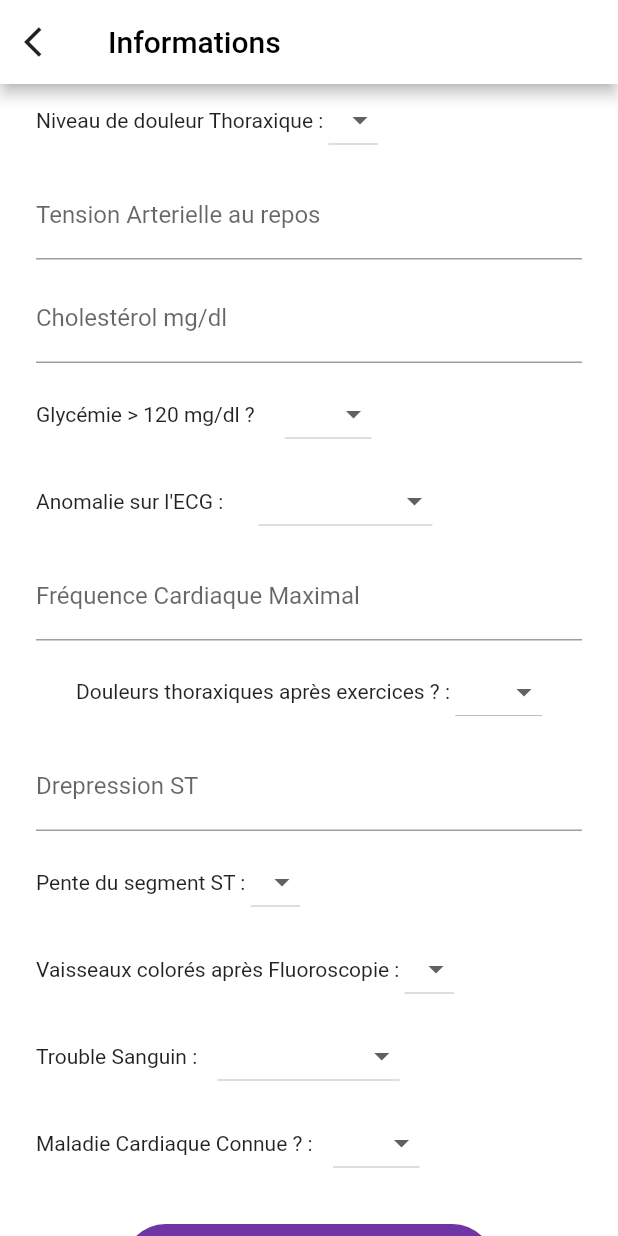
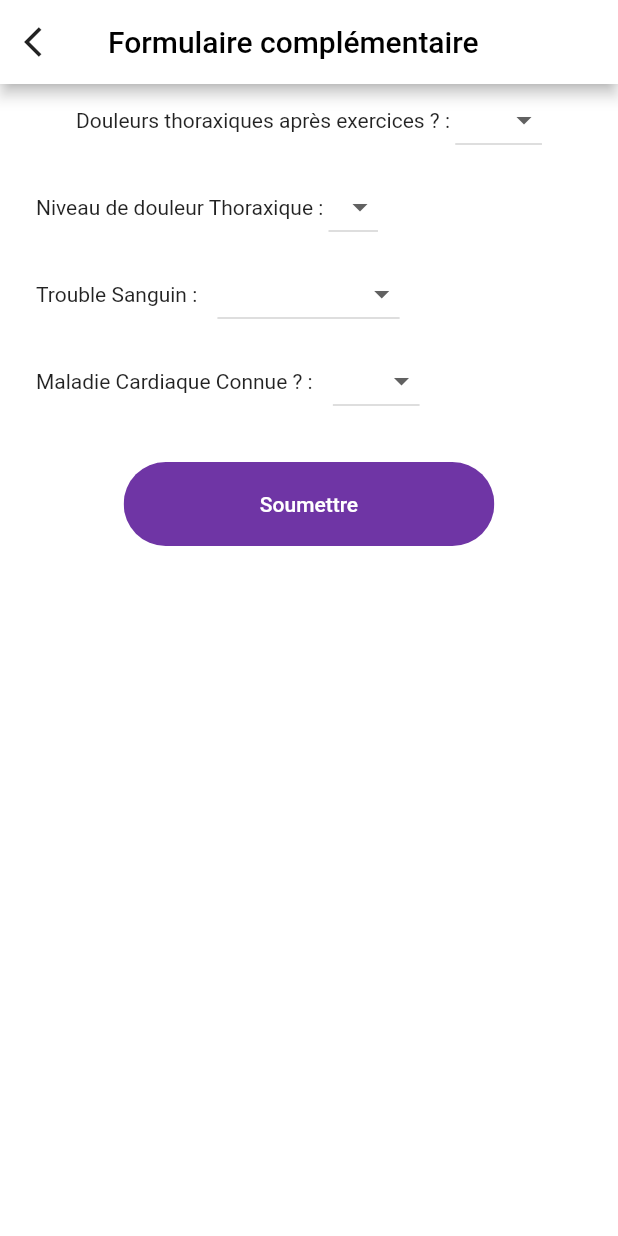
Before and after one commit to johlamie/healthCare, a Flutter app: the FormScreen screen opened directly, on a phone screen of 412 x 824 dp. Run offline on Flutter 3.47's test engine with Material 2 defaults, Android fonts, the phone set to English and light mode, and no system bars; our stand-ins replace cloud_firestore, date_field, firebase_auth, firebase_core, flutter_svg; missing offline and left inert: dart:ffi, health; accounts and stored records are empty; project files that could hold a hidden picture were left out.

Commit message:
Modification pour avoir le formulaire complémentaire

```diff
--- a/lib/Screens/FormulaireInscription/formulaire.dart
+++ b/lib/Screens/FormulaireInscription/formulaire.dart
@@ -442,7 +442,7 @@ class _FormScreenState extends State<FormScreen> {
         ),
         backgroundColor: Colors.white,
         title: Text(
-          "Informations",
+          "Formulaire complémentaire",
           style: TextStyle(color: Colors.black),
         ),
       ),
@@ -454,39 +454,6 @@ class _FormScreenState extends State<FormScreen> {
             child: Column(
               mainAxisAlignment: MainAxisAlignment.center,
               children: <Widget>[
-                Row(
-                  children: [
-                    Text("Niveau de douleur Thoraxique : "),
-                    _buildDouleurThoraxique(),
-                  ],
-                ),
-                SizedBox(height: 10),
-                _buildTensionArterielle(),
-                SizedBox(height: 10),
-                _buildCholesterol(),
-                SizedBox(height: 10),
-                Row(
-                  children: [
-                    Text("Glycémie > 120 mg/dl ?"),
-                    SizedBox(
-                      width: 20,
-                    ),
-                    _buildBloodSugar(),
-                  ],
-                ),
-                SizedBox(height: 10),
-                Row(
-                  children: [
-                    Text("Anomalie sur l'ECG : "),
-                    SizedBox(
-                      width: 20,
-                    ),
-                    _buildRestECG(),
-                  ],
-                ),
-                SizedBox(height: 10),
-                _buildMaxHearthFrequency(),
-                SizedBox(height: 10),
                 SingleChildScrollView(
                   scrollDirection: Axis.horizontal,
                   child: Row(
@@ -497,19 +464,10 @@ class _FormScreenState extends State<FormScreen> {
                   ),
                 ),
                 SizedBox(height: 10),
-                _buildOldSpeak(),
-                SizedBox(height: 10),
                 Row(
                   children: [
-                    Text("Pente du segment ST : "),
-                    _buildSlope(),
-                  ],
-                ),
-                SizedBox(height: 10),
-                Row(
-                  children: [
-                    Text("Vaisseaux colorés après Fluoroscopie : "),
-                    _buildVesselColored(),
+                    Text("Niveau de douleur Thoraxique : "),
+                    _buildDouleurThoraxique(),
                   ],
                 ),
                 SizedBox(height: 10),
```
